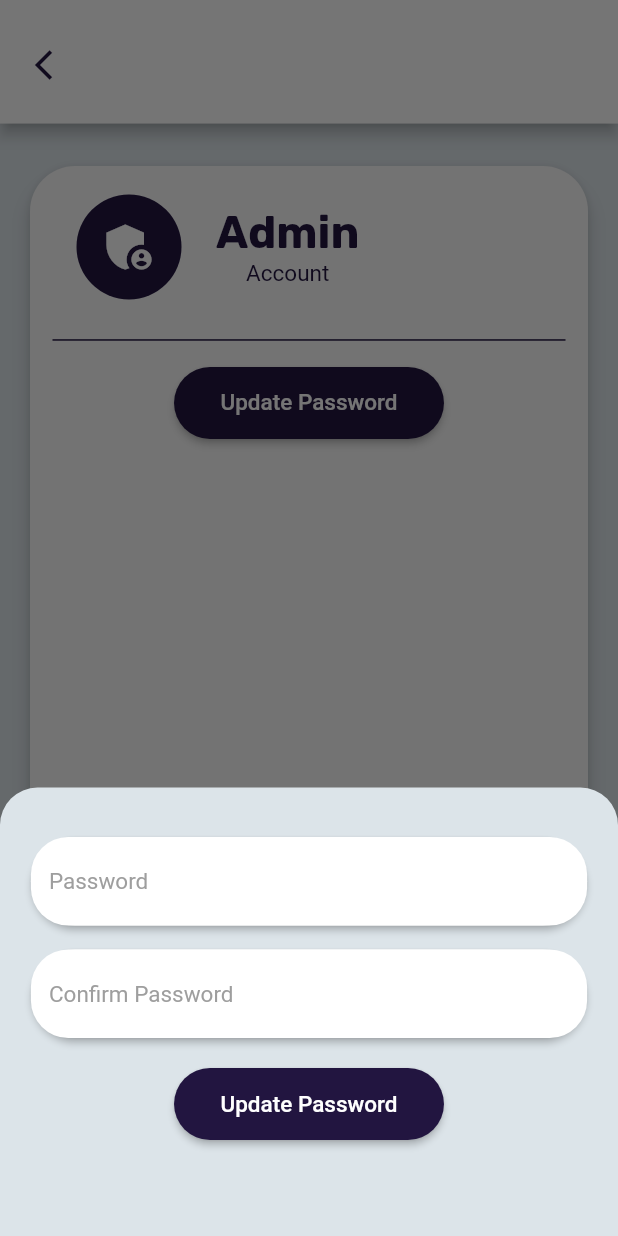
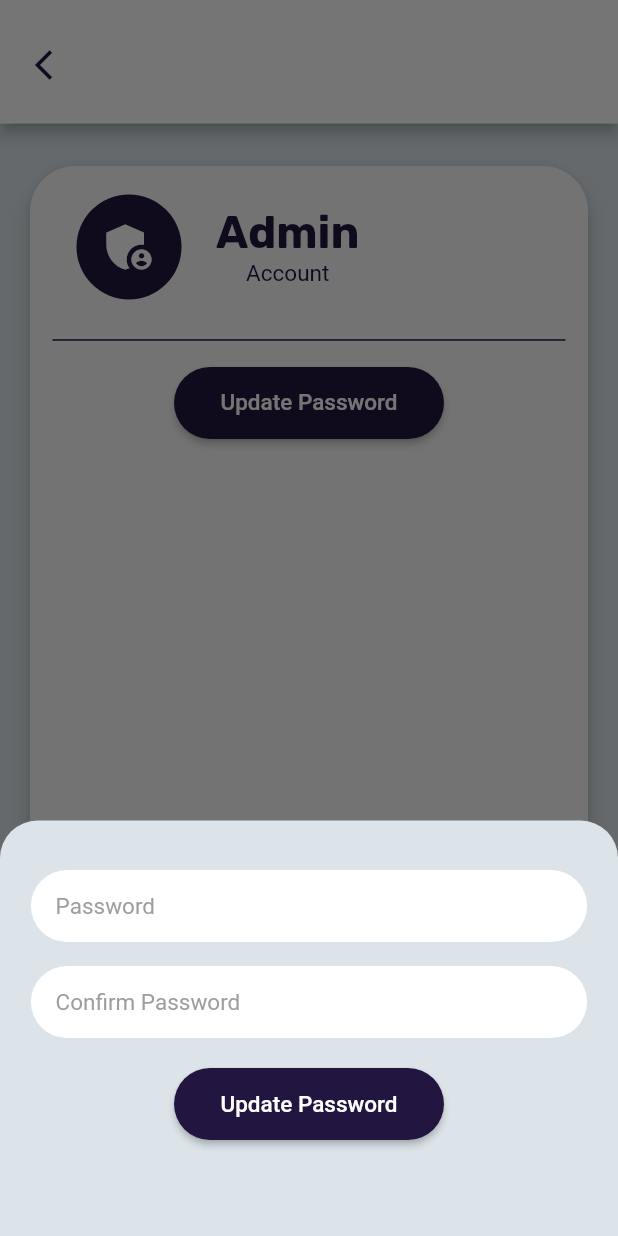
Before and after one commit to jonsonkurt/Quality-Control-Tracker, a Flutter app: the AdminProfilePage screen opened directly, after a tap on "Update Password", on a phone screen of 412 x 824 dp. Run offline on Flutter 3.47's test engine with Material 2 defaults, Android fonts, the phone set to English and light mode, and no system bars; our stand-ins replace device_info_plus, dropdown_search, firebase_auth, firebase_core, firebase_database, firebase_messaging and 8 more; missing offline and left inert: encrypt, textfield_datepicker; accounts and stored records are empty; Roboto replaces fonts that are missing (Karla, Rubik).

Commit message:
fixed several overflows

```diff
--- a/lib/view/admin/admin_profile_page.dart
+++ b/lib/view/admin/admin_profile_page.dart
@@ -49,12 +49,13 @@ class _AdminProfilePageState extends State<AdminProfilePage> {
               child: Column(
                 mainAxisAlignment: MainAxisAlignment.start,
                 children: [
-                  Material(
-                    borderRadius: BorderRadius.circular(30),
-                    elevation: 2,
-                    child: TextFormField(
+                  TextFormField(
                     controller: _passwordController,
                     decoration: InputDecoration(
+                      contentPadding: EdgeInsets.symmetric(
+                        vertical: MediaQuery.of(context).size.height * 0.01,
+                        horizontal: MediaQuery.of(context).size.height * 0.02,
+                      ),
                       hintText: 'Password',
                       hintStyle: const TextStyle(
                         fontFamily: "Karla",
@@ -76,16 +77,16 @@ class _AdminProfilePageState extends State<AdminProfilePage> {
                       return null; // Return null if there is no error
                     },
                   ),
-                  ),
                   const SizedBox(height: 16.0),
-                  Material(
-                    borderRadius: BorderRadius.circular(30),
-                    elevation: 2,
-                    child: TextFormField(
+                  TextFormField(
                     controller: _passwordConfirmController,
                     cursorColor: const Color(0xFF221540),
                     style: const TextStyle(color: Colors.black),
                     decoration: InputDecoration(
+                      contentPadding: EdgeInsets.symmetric(
+                        vertical: MediaQuery.of(context).size.height * 0.01,
+                        horizontal: MediaQuery.of(context).size.height * 0.02,
+                      ),
                       hintText: 'Confirm Password',
                       hintStyle: const TextStyle(
                         fontFamily: "Karla",
@@ -109,7 +110,6 @@ class _AdminProfilePageState extends State<AdminProfilePage> {
                       }
                       return null; // Return null if there is no error
                     },
-                    ),
                   ),
                   const SizedBox(height: 20.0),
                   ElevatedButton(
```
Also changed, not shown: lib/view/admin/admin_bottom_navigation_bar.dart (+65 -18 lines), lib/view/responsible_party/responsible_party_project_updates.dart (+35 -14 lines), lib/view/responsible_party/responsible_party_update_page.dart (+20 -9 lines). Lines whose indentation alone changed are shown as unchanged.
